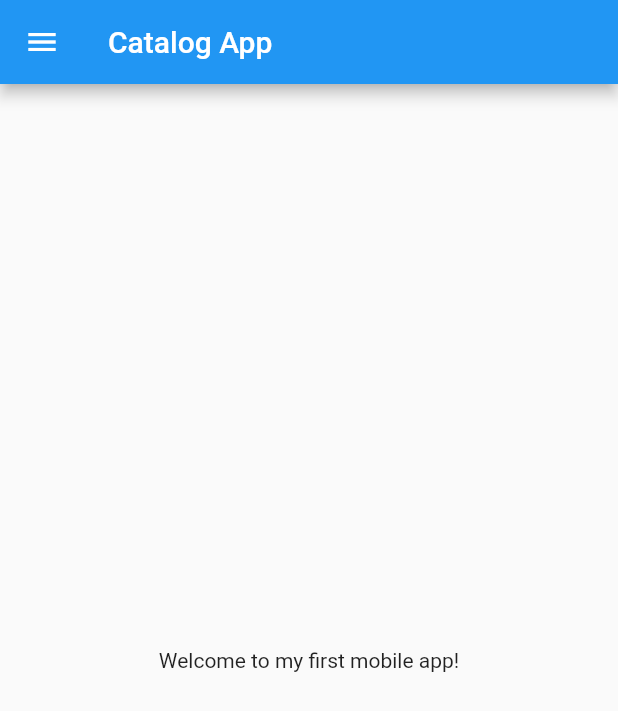
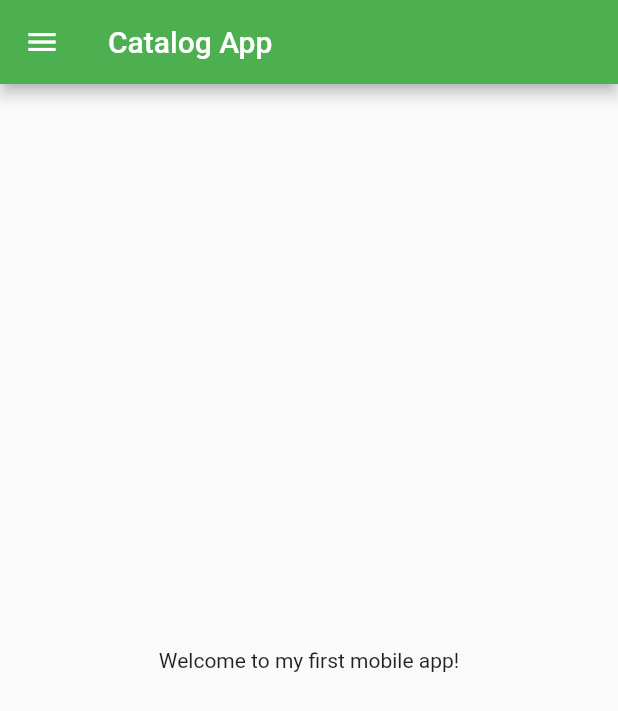
Before and after one commit to rameez03/learningFlutter, a Flutter app: the screen it shows after launch, on a phone screen of 412 x 824 dp. Shown: the top 711 px of the screen. Run offline on Flutter 3.47's test engine with Material 2 defaults, Android fonts, the phone set to English and light mode, and no system bars.

```diff
--- a/lib/main.dart
+++ b/lib/main.dart
@@ -1,5 +1,6 @@
 import 'package:flutter/material.dart';
-import 'home.dart';
+import 'pages/home.dart';
+import 'pages/login.dart';
 
 void main() {
   runApp(myApp());
@@ -9,7 +10,15 @@ class myApp extends StatelessWidget {
   @override
   Widget build(BuildContext context) {
     return MaterialApp(
-      home: Home(),
+      themeMode: ThemeMode.light,
+      theme: ThemeData(primarySwatch: Colors.green),
+      darkTheme: ThemeData(brightness: Brightness.dark),
+      initialRoute: "/home",
+      routes: {
+        "/": (context) => Login(),
+        "/home": (context) => Home(),
+        "/login": (context) => Login(),
+      },
     );
   }
 }
```
Also changed, not shown: lib/pages/login.dart (added, +16 -0 lines), lib/pages/home.dart (renamed from lib/home.dart).
